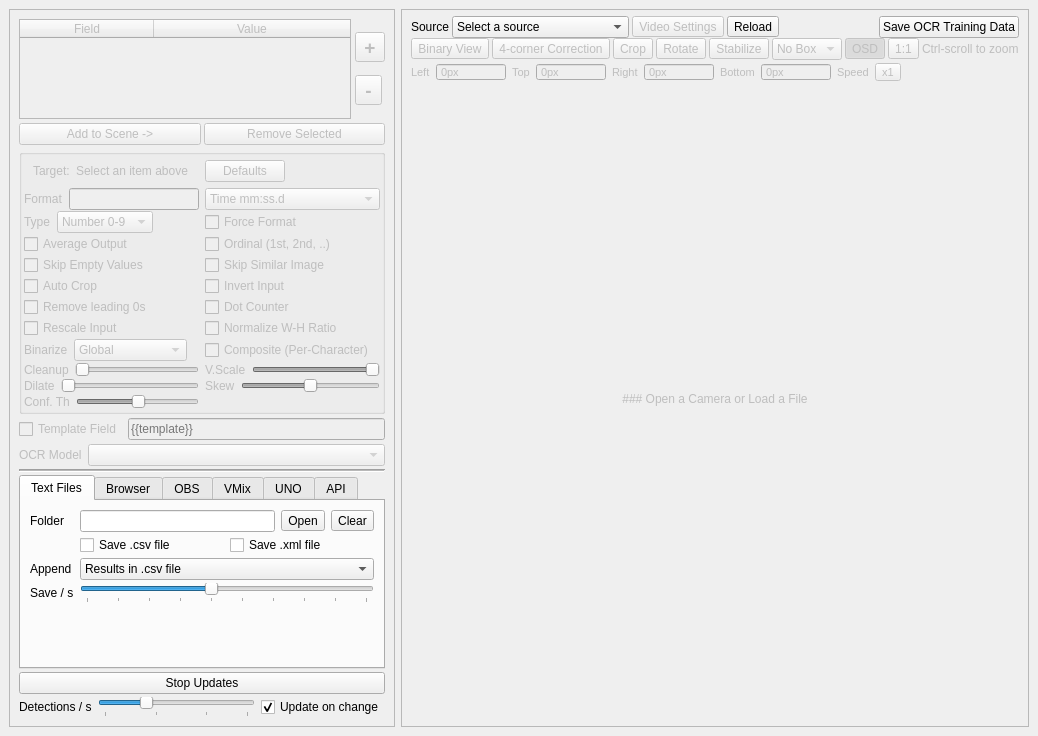
locaal-ai/scoresight, file src/mainwindow.ui: the form before one commit.
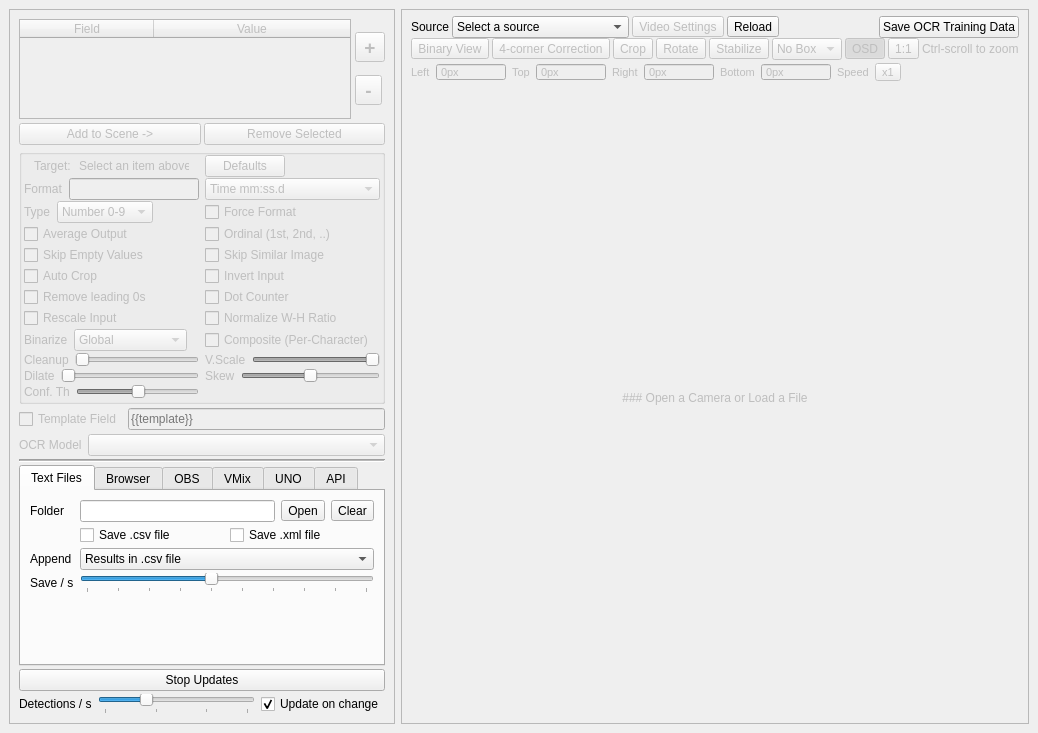
The form after the commit.

Diff of the .ui file:
```diff
--- a/src/mainwindow.ui
+++ b/src/mainwindow.ui
@@ -6,8 +6,8 @@
    <rect>
     <x>0</x>
     <y>0</y>
-    <width>949</width>
-    <height>736</height>
+    <width>963</width>
+    <height>733</height>
    </rect>
   </property>
   <property name="windowTitle">
@@ -520,6 +520,21 @@
                 </sizepolicy>
                </property>
                <layout class="QHBoxLayout" name="horizontalLayout_16">
+                <property name="spacing">
+                 <number>3</number>
+                </property>
+                <property name="leftMargin">
+                 <number>5</number>
+                </property>
+                <property name="topMargin">
+                 <number>0</number>
+                </property>
+                <property name="rightMargin">
+                 <number>5</number>
+                </property>
+                <property name="bottomMargin">
+                 <number>0</number>
+                </property>
                 <item>
                  <widget class="QLabel" name="label_6">
                   <property name="sizePolicy">
@@ -535,6 +550,12 @@
                 </item>
                 <item>
                  <widget class="QLabel" name="label_selectedInfo">
+                  <property name="maximumSize">
+                   <size>
+                    <width>110</width>
+                    <height>16777215</height>
+                   </size>
+                  </property>
                   <property name="text">
                    <string>Select an item above</string>
                   </property>
```
Left out of the diff: 9 changed lines with no effect on the pictures.
